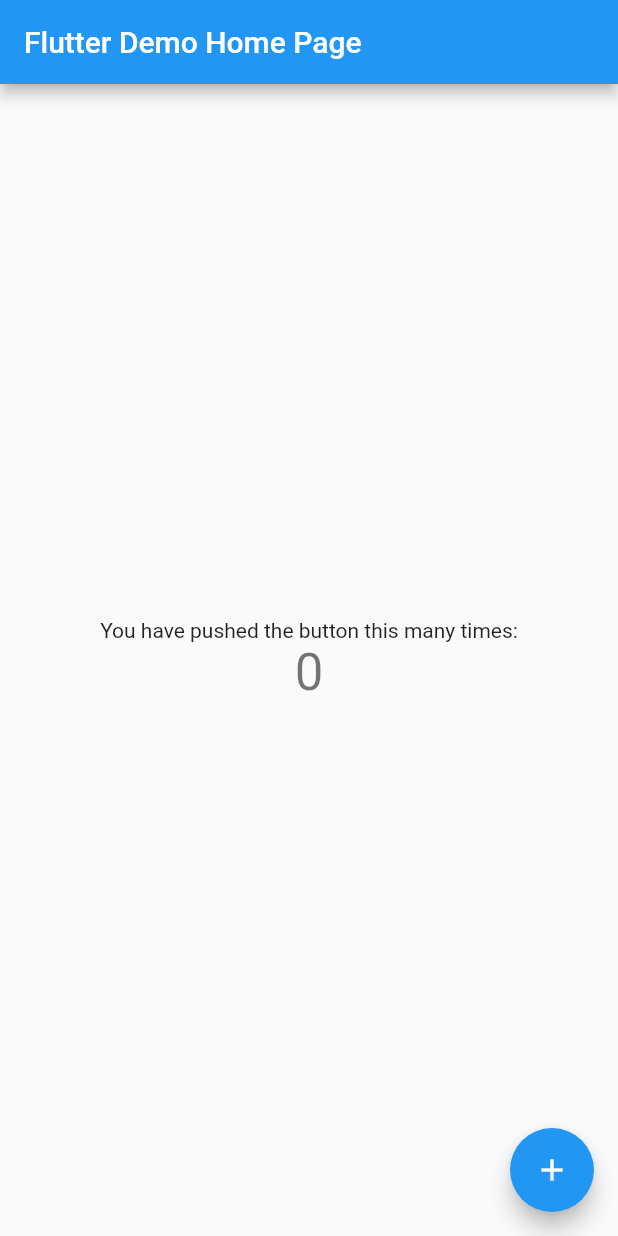
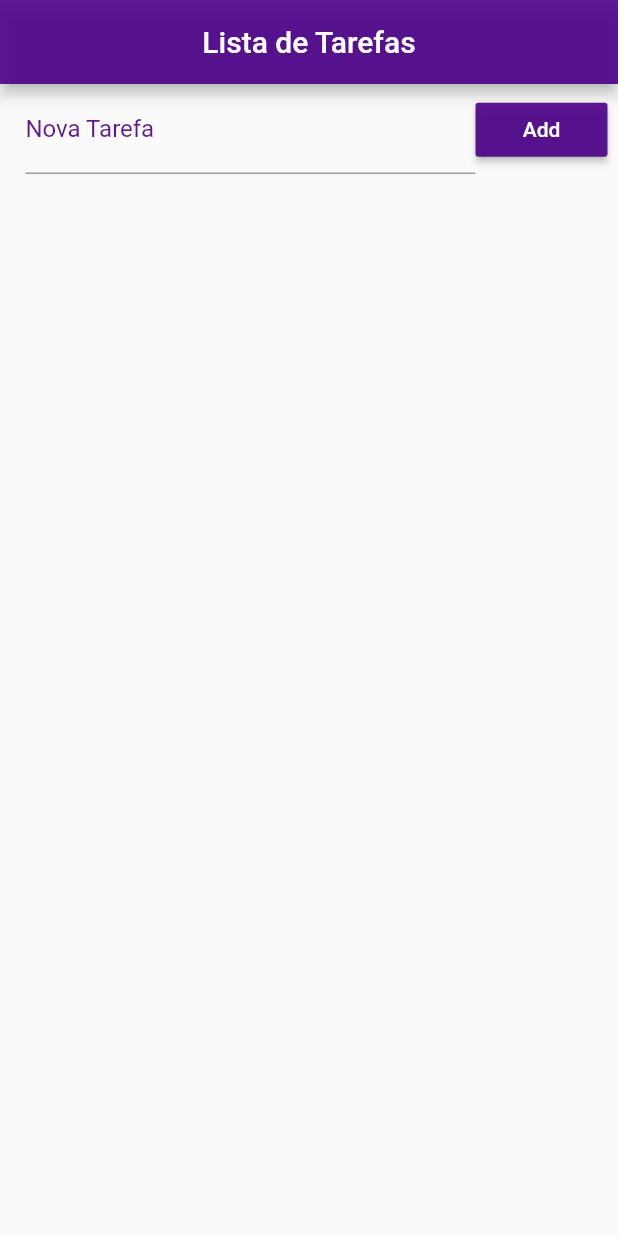
Before and after one commit to Chabarys/lista-de-tarefas-flutter, a Flutter app: the screen it shows after launch, on a phone screen of 412 x 824 dp. Run offline on Flutter 3.47's test engine with Material 2 defaults, Android fonts, the phone set to English and light mode, and no system bars.

Commit message:
finalizing the code and last adjustments

```diff
--- a/lib/main.dart
+++ b/lib/main.dart
@@ -1,111 +1,185 @@
+import 'dart:convert';
+import 'dart:io';
+
 import 'package:flutter/material.dart';
+import 'package:path_provider/path_provider.dart';
 
-void main() => runApp(MyApp());
-
-class MyApp extends StatelessWidget {
-  // This widget is the root of your application.
-  @override
-  Widget build(BuildContext context) {
-    return MaterialApp(
-      title: 'Flutter Demo',
-      theme: ThemeData(
-        // This is the theme of your application.
-        //
-        // Try running your application with "flutter run". You'll see the
-        // application has a blue toolbar. Then, without quitting the app, try
-        // changing the primarySwatch below to Colors.green and then invoke
-        // "hot reload" (press "r" in the console where you ran "flutter run",
-        // or simply save your changes to "hot reload" in a Flutter IDE).
-        // Notice that the counter didn't reset back to zero; the application
-        // is not restarted.
-        primarySwatch: Colors.blue,
-      ),
-      home: MyHomePage(title: 'Flutter Demo Home Page'),
-    );
-  }
+void main() {
+  runApp(MaterialApp(
+    debugShowCheckedModeBanner: false,
+    home: Home(),
+  ));
 }
 
-class MyHomePage extends StatefulWidget {
-  MyHomePage({Key key, this.title}) : super(key: key);
+class Home extends StatefulWidget {
+  @override
+  _HomeState createState() => _HomeState();
+}
 
-  // This widget is the home page of your application. It is stateful, meaning
-  // that it has a State object (defined below) that contains fields that affect
-  // how it looks.
+class _HomeState extends State<Home> {
+  final _toDoController = TextEditingController();
 
-  // This class is the configuration for the state. It holds the values (in this
-  // case the title) provided by the parent (in this case the App widget) and
-  // used by the build method of the State. Fields in a Widget subclass are
-  // always marked "final".
-
-  final String title;
+  List _toDoList = [];
+  Map<String, dynamic> _lastRemoved;
+  int _lastRemovedPosition;
 
   @override
-  _MyHomePageState createState() => _MyHomePageState();
-}
+  void initState() {
+    super.initState();
+    _readyData().then((data) {
+      setState(() {
+        _toDoList = json.decode(data);
+      });
+    });
+  }
 
-class _MyHomePageState extends State<MyHomePage> {
-  int _counter = 0;
-
-  void _incrementCounter() {
+  void _addToDo() {
     setState(() {
-      // This call to setState tells the Flutter framework that something has
-      // changed in this State, which causes it to rerun the build method below
-      // so that the display can reflect the updated values. If we changed
-      // _counter without calling setState(), then the build method would not be
-      // called again, and so nothing would appear to happen.
-      _counter++;
+      Map<String, dynamic> newTask = Map();
+      newTask["title"] = _toDoController.text;
+      _toDoController.text = "";
+      newTask["ok"] = false;
+      _toDoList.add(newTask);
+      _saveData();
     });
   }
 
   @override
   Widget build(BuildContext context) {
-    // This method is rerun every time setState is called, for instance as done
-    // by the _incrementCounter method above.
-    //
-    // The Flutter framework has been optimized to make rerunning build methods
-    // fast, so that you can just rebuild anything that needs updating rather
-    // than having to individually change instances of widgets.
     return Scaffold(
       appBar: AppBar(
-        // Here we take the value from the MyHomePage object that was created by
-        // the App.build method, and use it to set our appbar title.
-        title: Text(widget.title),
+        title: Text("Lista de Tarefas"),
+        backgroundColor: Color.fromRGBO(75, 0, 136, .9),
+        centerTitle: true,
       ),
-      body: Center(
-        // Center is a layout widget. It takes a single child and positions it
-        // in the middle of the parent.
-        child: Column(
-          // Column is also a layout widget. It takes a list of children and
-          // arranges them vertically. By default, it sizes itself to fit its
-          // children horizontally, and tries to be as tall as its parent.
-          //
-          // Invoke "debug painting" (press "p" in the console, choose the
-          // "Toggle Debug Paint" action from the Flutter Inspector in Android
-          // Studio, or the "Toggle Debug Paint" command in Visual Studio Code)
-          // to see the wireframe for each widget.
-          //
-          // Column has various properties to control how it sizes itself and
-          // how it positions its children. Here we use mainAxisAlignment to
-          // center the children vertically; the main axis here is the vertical
-          // axis because Columns are vertical (the cross axis would be
-          // horizontal).
-          mainAxisAlignment: MainAxisAlignment.center,
-          children: <Widget>[
-            Text(
-              'You have pushed the button this many times:',
+      body: Column(
+        children: <Widget>[
+          Container(
+            padding: EdgeInsets.fromLTRB(17.0, 1.0, 7.0, 1.0),
+            child: Row(
+              children: <Widget>[
+                Expanded(
+                  child: TextField(
+                    controller: _toDoController,
+                    decoration: InputDecoration(
+                      labelText: "Nova Tarefa",
+                      labelStyle: TextStyle(
+                        color: Color.fromRGBO(75, 0, 136, .9),
+                      ),
+                    ),
+                  ),
+                ),
+                RaisedButton(
+                  color: Color.fromRGBO(75, 0, 136, .9),
+                  child: Text("Add"),
+                  textColor: Colors.white,
+                  onPressed: _addToDo,
+                ),
+              ],
             ),
-            Text(
-              '$_counter',
-              style: Theme.of(context).textTheme.display1,
-            ),
-          ],
+          ),
+          Expanded(
+            child: RefreshIndicator(
+                child: ListView.builder(
+                  padding: EdgeInsets.only(top: 10.0),
+                  itemCount: _toDoList.length,
+                  itemBuilder: buildItem,
+                ),
+                onRefresh: _refresh,
+                ),
+          ),
+        ],
+      ),
+    );
+  }
+
+  Widget buildItem(BuildContext context, int index) {
+    return Dismissible(
+      background: Container(
+        color: Colors.red,
+        child: Align(
+          alignment: Alignment(-0.9, 0.0),
+          child: Icon(
+            Icons.delete,
+            color: Colors.white,
+          ),
         ),
       ),
-      floatingActionButton: FloatingActionButton(
-        onPressed: _incrementCounter,
-        tooltip: 'Increment',
-        child: Icon(Icons.add),
-      ), // This trailing comma makes auto-formatting nicer for build methods.
+      direction: DismissDirection.startToEnd,
+      key: Key(DateTime.now().millisecondsSinceEpoch.toString()),
+      child: CheckboxListTile(
+        title: Text(_toDoList[index]["title"]),
+        value: _toDoList[index]["ok"],
+        secondary: CircleAvatar(
+          child: Icon(
+            _toDoList[index]["ok"] ? Icons.check : Icons.error,
+          ),
+        ),
+        onChanged: (checked) {
+          setState(() {
+            _toDoList[index]["ok"] = checked;
+            _saveData();
+          });
+        },
+      ),
+      onDismissed: (direction) {
+        setState(() {
+          _lastRemoved = Map.from(_toDoList[index]);
+          _lastRemovedPosition = index;
+          _toDoList.removeAt(index);
+
+          _saveData();
+
+          final snack = SnackBar(
+            content: Text("Tarefa \"${_lastRemoved["title"]}\" removida!"),
+            action: SnackBarAction(
+                label: "Desfazer",
+                onPressed: () {
+                  setState(() {
+                    _toDoList.insert(_lastRemovedPosition, _lastRemoved);
+                    _saveData();
+                  });
+                }),
+            duration: Duration(seconds: 4),
+          );
+          Scaffold.of(context).removeCurrentSnackBar();
+          Scaffold.of(context).showSnackBar(snack);
+        });
+      },
     );
   }
+
+  Future<Null> _refresh() async {
+    await Future.delayed(Duration(milliseconds: 700));
+    setState(() {
+      _toDoList.sort((first, seccond) {
+        if(first["ok"] && !seccond["ok"]) return 1;
+        else if(!first["ok"] && seccond["ok"]) return -1;
+        else return 0;
+      });
+
+      _saveData();
+      return null;
+    });
+  }
+
+  Future<File> _getFile() async {
+    final directory = await getApplicationDocumentsDirectory();
+    return File("${directory.path}/data.json");
+  }
+
+  Future<File> _saveData() async {
+    String data = json.encode(_toDoList);
+    final file = await _getFile();
+    return file.writeAsString(data);
+  }
+
+  Future<String> _readyData() async {
+    try {
+      final file = await _getFile();
+      return file.readAsString();
+    } catch (exception) {
+      return null;
+    }
+  }
 }
--- a/pubspec.yaml
+++ b/pubspec.yaml
@@ -23,6 +23,7 @@ dependencies:
   # The following adds the Cupertino Icons font to your application.
   # Use with the CupertinoIcons class for iOS style icons.
   cupertino_icons: ^0.1.2
+  path_provider: "^0.4.1"
 
 dev_dependencies:
   flutter_test:
```
Also changed, not shown: pubspec.lock, 2 other files.
